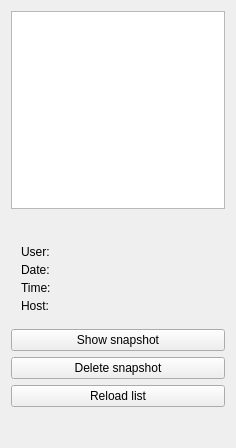
Before: the Qt Designer form ima/dialogs/Snapshots.ui in veyon/veyon, drawn with Qt 5.
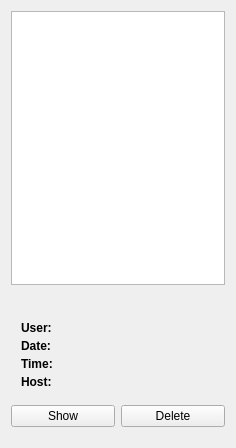
After: the same form once the commit is applied. Icons and pictures are not drawn.

Commit message:
IMA/SnapshotList: rewrote using model/view approach
Instead of maintaining a QListView with the available snapshot files
manually, use QListView + QFileSystemModel to let these jobs being done
automatically. Furthermore various UI related settings are not hardcoded
anymore but specified in the UI file. This greatly reduces the complexity
of the SnapshotList source files.

```diff
--- a/ima/dialogs/Snapshots.ui
+++ b/ima/dialogs/Snapshots.ui
@@ -11,11 +11,8 @@
    </rect>
   </property>
   <layout class="QVBoxLayout" name="verticalLayout">
-   <property name="spacing">
-    <number>6</number>
-   </property>
    <item>
-    <widget class="QListWidget" name="list">
+    <widget class="QListView" name="list">
      <property name="whatsThis">
       <string>&lt;html&gt;&lt;head&gt;&lt;meta name=&quot;qrichtext&quot; content=&quot;1&quot; /&gt;&lt;style type=&quot;text/css&quot;&gt;
 p, li { white-space: pre-wrap; }
@@ -25,21 +22,34 @@
     </widget>
    </item>
    <item>
-    <widget class="QLabel" name="previewLbl"/>
+    <widget class="QLabel" name="previewLbl">
+     <property name="scaledContents">
+      <bool>true</bool>
+     </property>
+    </widget>
    </item>
    <item>
-    <layout class="QGridLayout">
-     <property name="margin">
+    <layout class="QGridLayout" columnstretch="0,1">
+     <property name="horizontalSpacing">
       <number>10</number>
      </property>
-     <property name="spacing">
+     <property name="verticalSpacing">
       <number>4</number>
      </property>
+     <property name="margin">
+      <number>10</number>
+     </property>
      <item row="1" column="1">
       <widget class="QLabel" name="dateLbl"/>
      </item>
      <item row="0" column="0">
       <widget class="QLabel" name="userDescLbl">
+       <property name="font">
+        <font>
+         <weight>75</weight>
+         <bold>true</bold>
+        </font>
+       </property>
        <property name="text">
         <string>User:</string>
        </property>
@@ -53,6 +63,12 @@
      </item>
      <item row="3" column="0">
       <widget class="QLabel" name="hostDescLbl">
+       <property name="font">
+        <font>
+         <weight>75</weight>
+         <bold>true</bold>
+        </font>
+       </property>
        <property name="text">
         <string>Host:</string>
        </property>
@@ -60,6 +76,12 @@
      </item>
      <item row="1" column="0">
       <widget class="QLabel" name="dateDescLbl">
+       <property name="font">
+        <font>
+         <weight>75</weight>
+         <bold>true</bold>
+        </font>
+       </property>
        <property name="text">
         <string>Date:</string>
        </property>
@@ -70,6 +92,12 @@
      </item>
      <item row="2" column="0">
       <widget class="QLabel" name="timeDescLbl">
+       <property name="font">
+        <font>
+         <weight>75</weight>
+         <bold>true</bold>
+        </font>
+       </property>
        <property name="text">
         <string>Time:</string>
        </property>
@@ -78,9 +106,11 @@
     </layout>
    </item>
    <item>
+    <layout class="QHBoxLayout" name="horizontalLayout">
+     <item>
     <widget class="QPushButton" name="showBtn">
      <property name="text">
-      <string>Show snapshot</string>
+        <string>Show</string>
      </property>
      <property name="icon">
       <iconset resource="../italc.qrc">
@@ -91,7 +121,7 @@
    <item>
     <widget class="QPushButton" name="deleteBtn">
      <property name="text">
-      <string>Delete snapshot</string>
+        <string>Delete</string>
      </property>
      <property name="icon">
       <iconset resource="../italc.qrc">
@@ -99,16 +129,7 @@
      </property>
     </widget>
    </item>
-   <item>
-    <widget class="QPushButton" name="reloadBtn">
-     <property name="text">
-      <string>Reload list</string>
-     </property>
-     <property name="icon">
-      <iconset resource="../italc.qrc">
-       <normaloff>:/resources/reload.png</normaloff>:/resources/reload.png</iconset>
-     </property>
-    </widget>
+    </layout>
    </item>
    <item>
     <spacer>
@@ -121,7 +142,7 @@
      <property name="sizeHint" stdset="0">
       <size>
        <width>16</width>
-       <height>30</height>
+       <height>10</height>
       </size>
      </property>
     </spacer>
```
Lines whose indentation alone changed are shown as unchanged. The commit also changes 4 other files.
